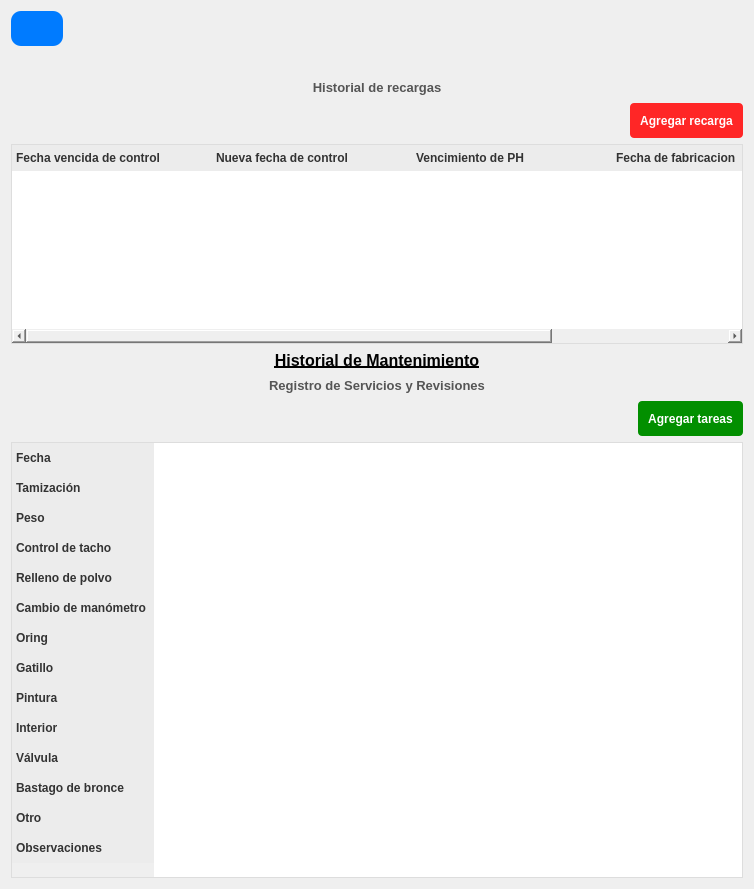
Qt form resources/ui/ext_details.ui (Julian2455/beatmat) before a commit.
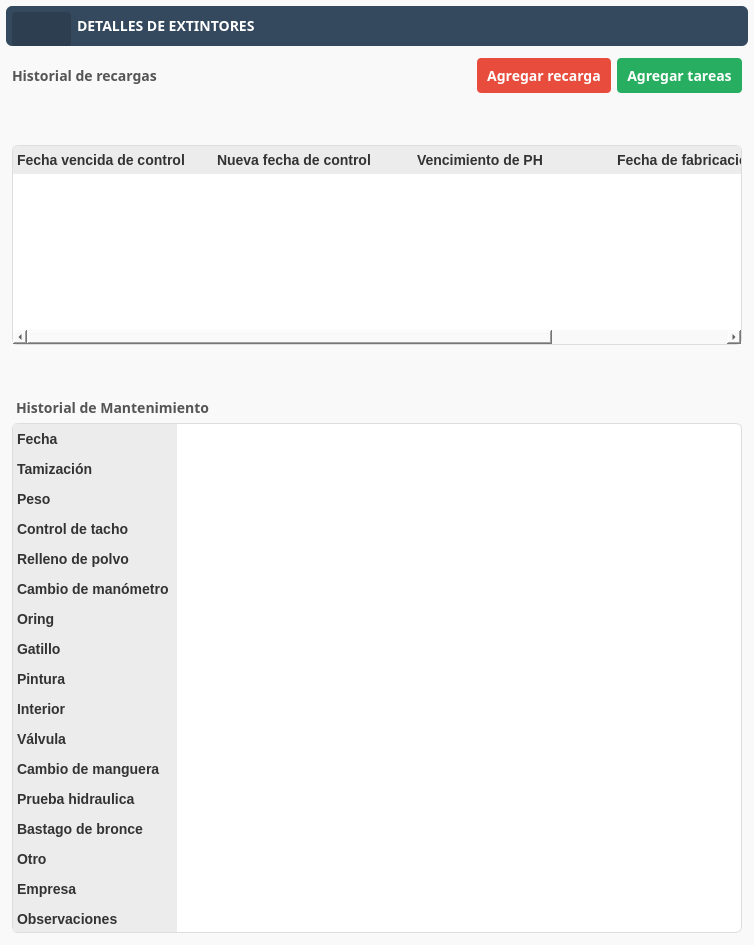
The same form after that commit. Icons and pictures are not drawn.

Commit message: nuevos items tareas, errores y mejoras

The edit to the form file:
```diff
--- a/resources/ui/ext_details.ui
+++ b/resources/ui/ext_details.ui
@@ -7,27 +7,38 @@
     <x>0</x>
     <y>0</y>
     <width>754</width>
-    <height>889</height>
+    <height>945</height>
    </rect>
   </property>
   <property name="windowTitle">
    <string>Form</string>
   </property>
   <property name="styleSheet">
-   <string notr="true">QWidget{
-border: none;
+   <string notr="true">QFrame {
+    border-radius: 6px;
+}
+QMainWindow {
+    background-color: #f9f9f9;
+    font-family: &quot;Poppins&quot;, &quot;Segoe UI&quot;, sans-serif;
+    font-size: 14px;
+}
+QWidget{
+    background-color: #f9f9f9;
+    font-family: &quot;Poppins&quot;, &quot;Segoe UI&quot;, sans-serif;
+    font-size: 14px;
+    border: none;
 }
 QLabel {
-	color:rgb(0, 0, 0);
-	font-weight: bold;
+    color: rgb(0, 0, 0);
+    font-weight: bold;
 }
 QPushButton {
-	color: rgb(255, 255, 255);
-	color: rgb(8, 0, 255);
-    background-color: #007BFF;
+    background-color: #3498db;
     color: white;
+    border: none;
     border-radius: 4px;
-	padding: 6px
+    padding: 3px 8px;
+    min-height: 25px;
 }
 QPushButton:hover {
     background-color: #2980b9;
@@ -50,33 +61,85 @@
     gridline-color: #ccc;
     alternate-background-color: #f2f2f2;
 }
+QTableWidget::item {
+    padding: 6px;
+}
+QTableWidget::item:hover {
+    background-color: #f0f8ff;
+}
 </string>
   </property>
   <layout class="QVBoxLayout" name="verticalLayout_7">
+   <property name="spacing">
+    <number>6</number>
+   </property>
+   <property name="leftMargin">
+    <number>6</number>
+   </property>
+   <property name="topMargin">
+    <number>6</number>
+   </property>
+   <property name="rightMargin">
+    <number>6</number>
+   </property>
+   <property name="bottomMargin">
+    <number>6</number>
+   </property>
    <item>
-    <layout class="QHBoxLayout" name="horizontalLayout">
+    <widget class="QFrame" name="frameHeader">
+     <property name="minimumSize">
+      <size>
+       <width>0</width>
+       <height>40</height>
+      </size>
+     </property>
+     <property name="maximumSize">
+      <size>
+       <width>16777215</width>
+       <height>40</height>
+      </size>
+     </property>
+     <property name="styleSheet">
+      <string notr="true">background:#34495E;</string>
+     </property>
+     <property name="frameShape">
+      <enum>QFrame::StyledPanel</enum>
+     </property>
+     <property name="frameShadow">
+      <enum>QFrame::Raised</enum>
+     </property>
+     <layout class="QHBoxLayout" name="horizontalLayout_header">
+      <property name="spacing">
+       <number>6</number>
+      </property>
+      <property name="leftMargin">
+       <number>6</number>
+      </property>
+      <property name="topMargin">
+       <number>6</number>
+      </property>
+      <property name="rightMargin">
+       <number>6</number>
+      </property>
+      <property name="bottomMargin">
+       <number>6</number>
+      </property>
      <item>
       <widget class="QPushButton" name="btnAtras">
        <property name="cursor">
         <cursorShape>PointingHandCursor</cursorShape>
        </property>
        <property name="styleSheet">
-        <string notr="true">
-	QPushButton {
-	color: rgb(255, 255, 255);
-	background-color: #007BFF;
-	color: rgb(8, 0, 255);
+         <string notr="true">QPushButton {
+    background-color: #2c3e50;
     color: white;
     border: none;
-    border-radius: 10px;
+    border-radius: 4px;
     padding: 5px 10px;
     min-height: 25px;
 }
 QPushButton:hover {
-    background-color: #2980b9;
-}
-QPushButton:disabled {
-    background-color: #bdc3c7;
+    background-color: #1a252f;
 }</string>
        </property>
        <property name="text">
@@ -88,52 +151,75 @@
        </property>
        <property name="iconSize">
         <size>
-         <width>35</width>
-         <height>35</height>
-        </size>
-       </property>
-      </widget>
-     </item>
-     <item>
-      <spacer name="horizontalSpacer">
-       <property name="orientation">
-        <enum>Qt::Horizontal</enum>
-       </property>
-       <property name="sizeHint" stdset="0">
-        <size>
-         <width>40</width>
+          <width>20</width>
          <height>20</height>
         </size>
        </property>
-      </spacer>
-     </item>
-    </layout>
+       </widget>
    </item>
    <item>
     <widget class="QLabel" name="labelExtintores">
      <property name="font">
       <font>
-       <pointsize>12</pointsize>
+          <family>Poppins</family>
+          <pointsize>-1</pointsize>
        <bold>true</bold>
-       <underline>true</underline>
       </font>
      </property>
      <property name="styleSheet">
-      <string notr="true">color: black; text-decoration: underline;</string>
+         <string notr="true">color: rgb(255, 255, 255);</string>
      </property>
      <property name="text">
-      <string/>
-     </property>
-     <property name="alignment">
-      <set>Qt::AlignCenter</set>
-     </property>
+         <string>DETALLES DE EXTINTORES</string>
+        </property>
+       </widget>
+      </item>
+      <item>
+       <spacer name="horizontalSpacer_header">
+        <property name="orientation">
+         <enum>Qt::Horizontal</enum>
+        </property>
+        <property name="sizeHint" stdset="0">
+         <size>
+          <width>40</width>
+          <height>20</height>
+         </size>
+        </property>
+       </spacer>
+      </item>
+     </layout>
     </widget>
    </item>
+   <item>
+    <widget class="QFrame" name="frameActions">
+     <property name="frameShape">
+      <enum>QFrame::StyledPanel</enum>
+     </property>
+     <property name="frameShadow">
+      <enum>QFrame::Raised</enum>
+     </property>
+     <layout class="QHBoxLayout" name="horizontalLayout_actions">
+      <property name="spacing">
+       <number>6</number>
+      </property>
+      <property name="leftMargin">
+       <number>6</number>
+      </property>
+      <property name="topMargin">
+       <number>6</number>
+      </property>
+      <property name="rightMargin">
+       <number>6</number>
+      </property>
+      <property name="bottomMargin">
+       <number>6</number>
+      </property>
    <item>
     <widget class="QLabel" name="labelDetallesExtintores">
      <property name="font">
       <font>
-       <pointsize>10</pointsize>
+          <family>Poppins</family>
+          <pointsize>-1</pointsize>
        <bold>true</bold>
       </font>
      </property>
@@ -143,15 +229,10 @@
      <property name="text">
       <string>Historial de recargas</string>
      </property>
-     <property name="alignment">
-      <set>Qt::AlignCenter</set>
-     </property>
     </widget>
    </item>
    <item>
-    <layout class="QHBoxLayout" name="horizontalLayout_2">
-     <item>
-      <spacer name="horizontalSpacer_2">
+       <spacer name="horizontalSpacer_actions">
        <property name="orientation">
         <enum>Qt::Horizontal</enum>
        </property>
@@ -167,6 +248,8 @@
       <widget class="QPushButton" name="btnAgregarRecarga">
        <property name="font">
         <font>
+          <family>Poppins</family>
+          <pointsize>-1</pointsize>
          <bold>true</bold>
         </font>
        </property>
@@ -174,12 +257,8 @@
         <cursorShape>PointingHandCursor</cursorShape>
        </property>
        <property name="styleSheet">
-        <string notr="true">
-
-	QPushButton {
-	color: rgb(255, 255, 255);
-	background-color: rgb(255, 38, 38);
-	color: rgb(8, 0, 255);
+         <string notr="true">QPushButton {
+    background-color: #e74c3c;
     color: white;
     border: none;
     border-radius: 4px;
@@ -187,10 +266,7 @@
     min-height: 25px;
 }
 QPushButton:hover {
-    background-color: #2980b9;
-}
-QPushButton:disabled {
-    background-color: #bdc3c7;
+    background-color: #c0392b;
 }</string>
        </property>
        <property name="text">
@@ -198,8 +274,63 @@
        </property>
       </widget>
      </item>
-    </layout>
+      <item>
+       <widget class="QPushButton" name="btnAgregarTareas">
+        <property name="font">
+         <font>
+          <family>Poppins</family>
+          <pointsize>-1</pointsize>
+         <bold>true</bold>
+         </font>
+        </property>
+        <property name="cursor">
+         <cursorShape>PointingHandCursor</cursorShape>
+        </property>
+        <property name="styleSheet">
+         <string notr="true">QPushButton {
+    background-color: #27ae60;
+    color: white;
+    border: none;
+    border-radius: 4px;
+    padding: 5px 10px;
+    min-height: 25px;
+}
+QPushButton:hover {
+    background-color: #1e8449;
+}</string>
+        </property>
+        <property name="text">
+         <string>Agregar tareas</string>
+        </property>
+       </widget>
+      </item>
+     </layout>
+    </widget>
    </item>
+   <item>
+    <widget class="QFrame" name="frameExtintores">
+     <property name="frameShape">
+      <enum>QFrame::StyledPanel</enum>
+     </property>
+     <property name="frameShadow">
+      <enum>QFrame::Raised</enum>
+     </property>
+     <layout class="QVBoxLayout" name="verticalLayout_extintores">
+      <property name="spacing">
+       <number>4</number>
+      </property>
+      <property name="leftMargin">
+       <number>6</number>
+      </property>
+      <property name="topMargin">
+       <number>6</number>
+      </property>
+      <property name="rightMargin">
+       <number>6</number>
+      </property>
+      <property name="bottomMargin">
+       <number>6</number>
+      </property>
    <item>
     <widget class="QTableWidget" name="tableWidgetExtintores">
      <property name="sizePolicy">
@@ -313,96 +444,56 @@
      </column>
     </widget>
    </item>
+     </layout>
+    </widget>
+   </item>
+   <item>
+    <widget class="QFrame" name="frameTareas">
+     <property name="sizePolicy">
+      <sizepolicy hsizetype="Preferred" vsizetype="Fixed">
+       <horstretch>0</horstretch>
+       <verstretch>0</verstretch>
+      </sizepolicy>
+     </property>
+     <property name="frameShape">
+      <enum>QFrame::StyledPanel</enum>
+     </property>
+     <property name="frameShadow">
+      <enum>QFrame::Raised</enum>
+     </property>
+     <layout class="QVBoxLayout" name="verticalLayout_tareas">
+      <property name="spacing">
+       <number>0</number>
+      </property>
+      <property name="leftMargin">
+       <number>6</number>
+      </property>
+      <property name="topMargin">
+       <number>6</number>
+      </property>
+      <property name="rightMargin">
+       <number>6</number>
+      </property>
+      <property name="bottomMargin">
+       <number>6</number>
+      </property>
    <item>
     <widget class="QLabel" name="labelMantenimiento">
      <property name="font">
       <font>
-       <pointsize>12</pointsize>
+          <family>Poppins</family>
+          <pointsize>-1</pointsize>
        <bold>true</bold>
-       <underline>true</underline>
       </font>
      </property>
      <property name="styleSheet">
-      <string notr="true">color: black; text-decoration: underline;</string>
+         <string notr="true">color: #555555; margin-bottom: 5px;</string>
      </property>
      <property name="text">
       <string>Historial de Mantenimiento</string>
      </property>
-     <property name="alignment">
-      <set>Qt::AlignCenter</set>
-     </property>
-    </widget>
-   </item>
-   <item>
-    <widget class="QLabel" name="labelDetallesMantenimiento">
-     <property name="font">
-      <font>
-       <pointsize>10</pointsize>
-       <bold>true</bold>
-      </font>
-     </property>
-     <property name="styleSheet">
-      <string notr="true">color: #555555;</string>
-     </property>
-     <property name="text">
-      <string>Registro de Servicios y Revisiones</string>
-     </property>
-     <property name="alignment">
-      <set>Qt::AlignCenter</set>
-     </property>
-    </widget>
-   </item>
-   <item>
-    <layout class="QHBoxLayout" name="horizontalLayout_3">
-     <item>
-      <spacer name="horizontalSpacer_3">
-       <property name="orientation">
-        <enum>Qt::Horizontal</enum>
-       </property>
-       <property name="sizeHint" stdset="0">
-        <size>
-         <width>40</width>
-         <height>20</height>
-        </size>
-       </property>
-      </spacer>
-     </item>
-     <item>
-      <widget class="QPushButton" name="btnAgregarTareas">
-       <property name="font">
-        <font>
-         <bold>true</bold>
-        </font>
-       </property>
-       <property name="cursor">
-        <cursorShape>PointingHandCursor</cursorShape>
-       </property>
-       <property name="styleSheet">
-        <string notr="true">
-	QPushButton {
-	color: rgb(255, 255, 255);
-	background-color: rgb(2, 143, 0);
-	color: rgb(8, 0, 255);
-    color: white;
-    border: none;
-    border-radius: 4px;
-    padding: 5px 10px;
-    min-height: 25px;
-}
-QPushButton:hover {
-    background-color: #2980b9;
-}
-QPushButton:disabled {
-    background-color: #bdc3c7;
-}</string>
-       </property>
-       <property name="text">
-        <string>Agregar tareas</string>
-       </property>
-      </widget>
-     </item>
-    </layout>
-   </item>
+       </widget>
+      </item>
    <item>
     <widget class="QTableWidget" name="tableWidgetTareas">
      <property name="sizePolicy">
@@ -414,13 +505,13 @@
      <property name="minimumSize">
       <size>
        <width>0</width>
-       <height>436</height>
+          <height>510</height>
       </size>
      </property>
      <property name="maximumSize">
       <size>
        <width>16777215</width>
-       <height>436</height>
+          <height>570</height>
       </size>
      </property>
      <property name="styleSheet">
@@ -572,6 +663,26 @@
        </font>
       </property>
      </row>
+        <row>
+         <property name="text">
+          <string>Cambio de manguera</string>
+         </property>
+         <property name="font">
+          <font>
+          <bold>true</bold>
+          </font>
+         </property>
+        </row>
+        <row>
+         <property name="text">
+          <string>Prueba hidraulica</string>
+         </property>
+         <property name="font">
+          <font>
+          <bold>true</bold>
+          </font>
+         </property>
+        </row>
      <row>
       <property name="text">
        <string>Bastago de bronce</string>
@@ -592,6 +703,16 @@
        </font>
       </property>
      </row>
+        <row>
+         <property name="text">
+          <string>Empresa</string>
+         </property>
+         <property name="font">
+          <font>
+          <bold>true</bold>
+          </font>
+         </property>
+        </row>
      <row>
       <property name="text">
        <string>Observaciones</string>
@@ -602,6 +723,9 @@
        </font>
       </property>
      </row>
+       </widget>
+      </item>
+     </layout>
     </widget>
    </item>
   </layout>
```
Left out of the diff: 2 changed lines with no effect on the pictures. Lines whose indentation alone changed are shown as unchanged. The commit also changes 11 other files.
